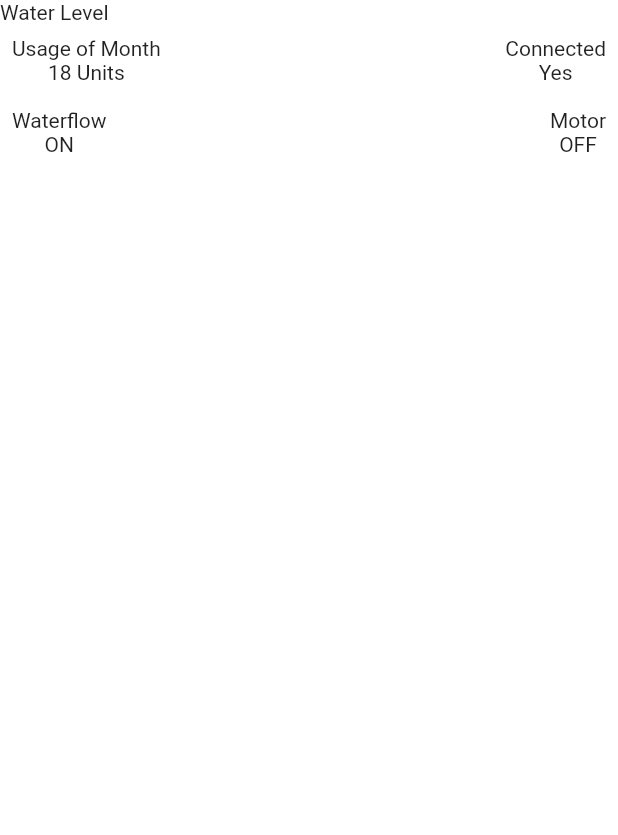
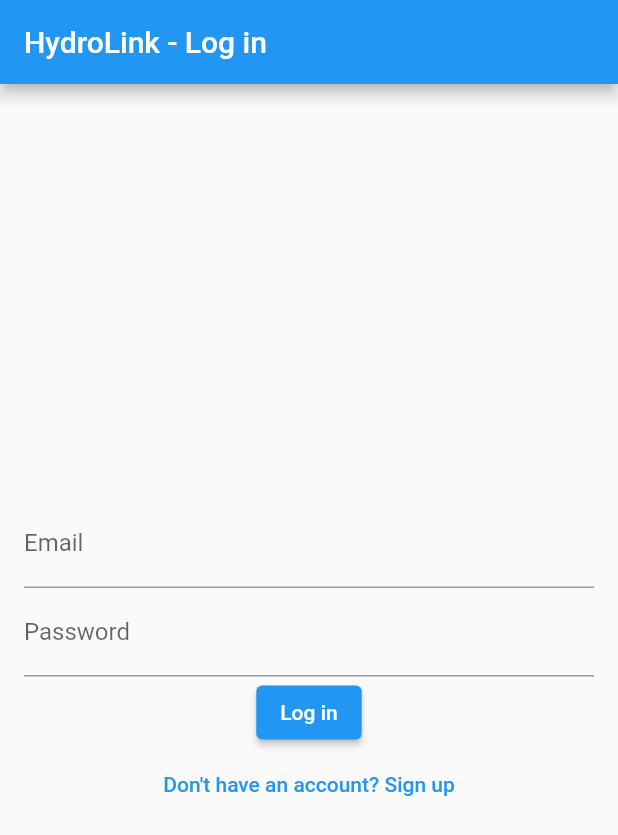
Before and after one commit to dinujaya3d/project-hydrolink, a Flutter app: the screen it shows after launch, on a phone screen of 412 x 824 dp. Shown: the top 835 px of the screen. Run offline on Flutter 3.47's test engine with Material 2 defaults, Android fonts, the phone set to English and light mode, and no system bars; our stand-ins replace firebase_auth, firebase_core; accounts and stored records are empty.

Commit message:
login with email and google error
may contain some errors

```diff
--- a/frontend/hydrolink/lib/main.dart
+++ b/frontend/hydrolink/lib/main.dart
@@ -1,31 +1,31 @@
 import 'package:flutter/material.dart';
-import 'package:hydrolink/main_page.dart';
+import 'package:firebase_core/firebase_core.dart';
+import 'package:hydrolink/pages/welcome_page.dart';
+import 'package:firebase_core/firebase_core.dart';
+import 'firebase_options.dart';
 
-void main() {
-  runApp(const MyApp());
+void main() async {
+  // Initialize Firebase
+  WidgetsFlutterBinding.ensureInitialized();
+  await Firebase.initializeApp(
+    options: DefaultFirebaseOptions.currentPlatform,
+  );
+
+  // await Firebase.initializeApp();
+
+  // Run the app
+  runApp(MyApp());
 }
 
 class MyApp extends StatelessWidget {
-  const MyApp({super.key});
-
-  // This widget is the root of your application.
   @override
   Widget build(BuildContext context) {
     return MaterialApp(
-      title: 'Flutter Demo',
+      title: 'Flutter Firebase Auth Demo',
       theme: ThemeData(
-        // This is the theme of your application.
-        //
-        // Try running your application with "flutter run". You'll see the
-        // application has a blue toolbar. Then, without quitting the app, try
-        // changing the primarySwatch below to Colors.green and then invoke
-        // "hot reload" (press "r" in the console where you ran "flutter run",
-        // or simply save your changes to "hot reload" in a Flutter IDE).
-        // Notice that the counter didn't reset back to zero; the application
-        // is not restarted.
         primarySwatch: Colors.blue,
       ),
-      home: const MainPage(),
+      home: WelcomePage(),
     );
   }
 }
--- /dev/null
+++ b/frontend/hydrolink/lib/pages/login_page.dart
@@ -0,0 +1,73 @@
+import 'package:flutter/material.dart';
+import 'package:firebase_auth/firebase_auth.dart';
+import 'package:hydrolink/pages/home_page.dart';
+import 'package:hydrolink/pages/signup_page.dart';
+
+class LoginPage extends StatelessWidget {
+  final FirebaseAuth _auth = FirebaseAuth.instance;
+  final TextEditingController _emailController = TextEditingController();
+  final TextEditingController _passwordController = TextEditingController();
+
+  @override
+  Widget build(BuildContext context) {
+    return Scaffold(
+      appBar: AppBar(
+        title: Text('HydroLink - Log in'),
+      ),
+      body: Padding(
+        padding: EdgeInsets.all(16.0),
+        child: Column(
+          mainAxisAlignment: MainAxisAlignment.center,
+          children: [
+            TextFormField(
+              controller: _emailController,
+              decoration: InputDecoration(
+                labelText: 'Email',
+              ),
+            ),
+            TextFormField(
+              controller: _passwordController,
+              decoration: InputDecoration(
+                labelText: 'Password',
+              ),
+              obscureText: true,
+            ),
+            ElevatedButton(
+              onPressed: () async {
+                try {
+                  // Log in the user
+                  UserCredential userCredential =
+                      await _auth.signInWithEmailAndPassword(
+                    email: _emailController.text.trim(),
+                    password: _passwordController.text.trim(),
+                  );
+
+                  // Navigate to the home page
+                  Navigator.of(context).pushReplacement(
+                    MaterialPageRoute(builder: (context) => HomePage()),
+                  );
+                } catch (e) {
+                  print(e.toString());
+                  ScaffoldMessenger.of(context).showSnackBar(
+                    SnackBar(
+                      content: Text('Failed to log in. Please try again.'),
+                    ),
+                  );
+                }
+              },
+              child: Text('Log in'),
+            ),
+            TextButton(
+              onPressed: () {
+                Navigator.of(context).push(
+                  MaterialPageRoute(builder: (context) => SignupPage()),
+                );
+              },
+              child: Text('Don\'t have an account? Sign up'),
+            ),
+          ],
+        ),
+      ),
+    );
+  }
+}
--- /dev/null
+++ b/frontend/hydrolink/lib/pages/welcome_page.dart
@@ -0,0 +1,24 @@
+import 'package:flutter/material.dart';
+import 'package:firebase_auth/firebase_auth.dart';
+import 'package:hydrolink/pages/home_page.dart';
+import 'package:hydrolink/pages/login_page.dart';
+
+class WelcomePage extends StatelessWidget {
+  final FirebaseAuth _auth = FirebaseAuth.instance;
+
+  @override
+  Widget build(BuildContext context) {
+    return StreamBuilder<User?>(
+      stream: _auth.authStateChanges(),
+      builder: (BuildContext context, AsyncSnapshot<User?> snapshot) {
+        if (snapshot.connectionState == ConnectionState.waiting) {
+          return CircularProgressIndicator();
+        } else if (snapshot.hasData) {
+          return HomePage();
+        } else {
+          return LoginPage();
+        }
+      },
+    );
+  }
+}
```
Also changed, not shown: frontend/hydrolink/lib/components/login_my_button.dart (added, +56 -0 lines), frontend/hydrolink/lib/components/login_my_textfield.dart (added, +66 -0 lines), frontend/hydrolink/lib/components/login_square_tile.dart (added, +34 -0 lines), frontend/hydrolink/lib/pages/home_page.dart (added, +58 -0 lines), frontend/hydrolink/lib/pages/signup_page.dart (added, +64 -0 lines), frontend/hydrolink/pubspec.yaml (+8 -70 lines), frontend/hydrolink/assets/images/apple.png (added), frontend/hydrolink/assets/images/facebook.png (added), frontend/hydrolink/assets/images/followme.png (added), frontend/hydrolink/assets/images/google.png (added), frontend/hydrolink/assets/screens/screen1.png (added), frontend/hydrolink/assets/screens/screen2.png (added), frontend/hydrolink/assets/screens/screen3.png (added), frontend/hydrolink/lib/firebase_options.dart, 1 more files, 2 other files.
